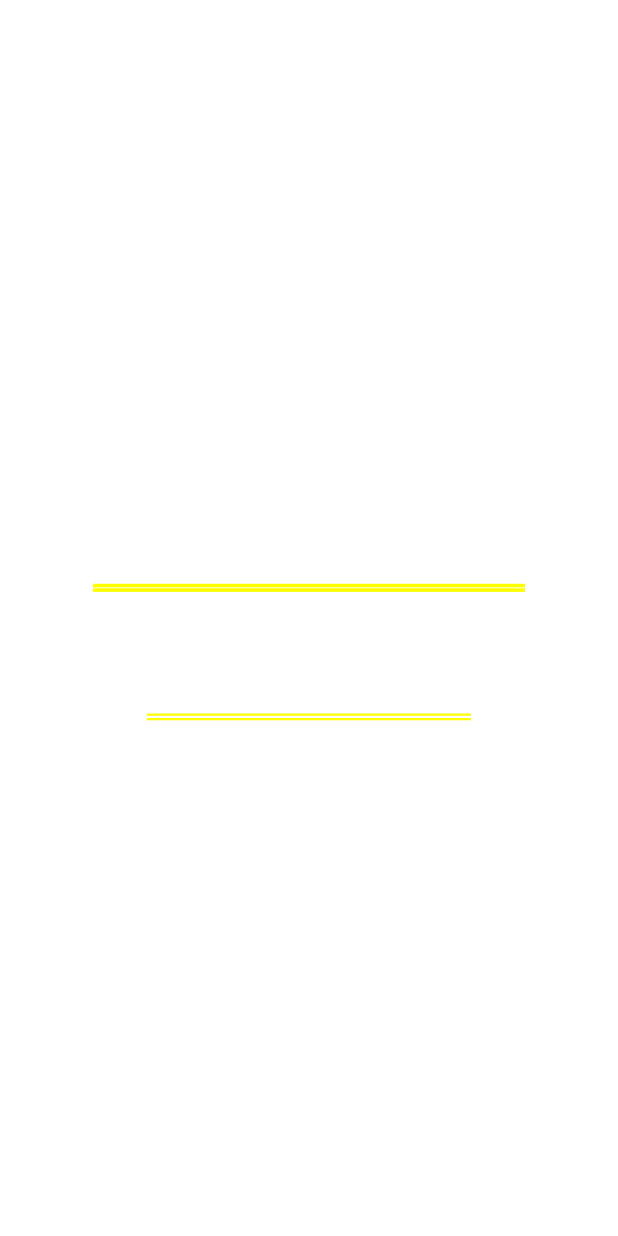
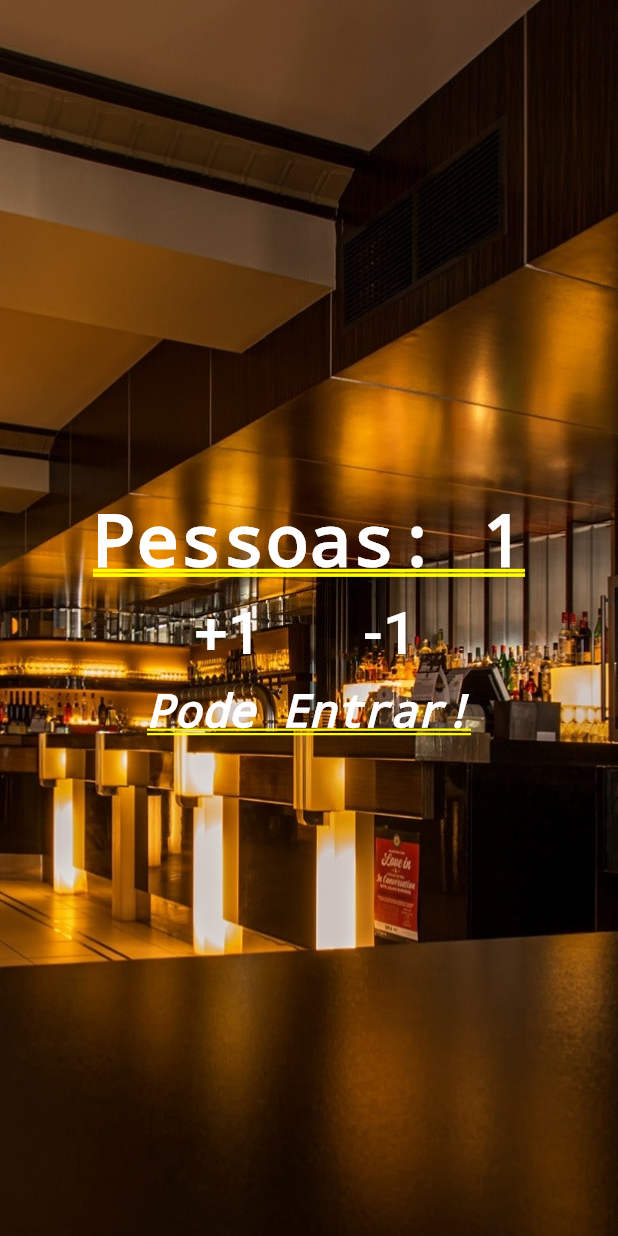
Before and after one commit to ofelipegabriel321/studies-flutter, a Flutter app: the screen it shows after launch, after a tap on "+1", on a phone screen of 412 x 824 dp. Run offline on Flutter 3.47's test engine with Material 2 defaults, Android fonts, the phone set to English and light mode, and no system bars.

Commit message:
feat: implements stateful buttons

```diff
--- a/contador_de_pessoas/lib/main.dart
+++ b/contador_de_pessoas/lib/main.dart
@@ -6,15 +6,56 @@ void main() {
       // MaterialApp: widget necessário para que o App suporte widgets do Material Design.
       MaterialApp(
           title: "Contador de pessoas",
+          // Stack: widget que posiciona seus filhos em relação às bordas de sua caixa.
+          home: Home()));
+}
+
+class Home extends StatefulWidget {
+  @override
+  _HomeState createState() => _HomeState();
+}
+
+class _HomeState extends State<Home> {
+  static List<String> _possibleInfoTexts = ["Pode Entrar!", "Todos já saíram!", "Lotado!"];
+
+  int _people = 0;
+  String _infoText = _possibleInfoTexts[0];
+
+  void _changePeople(int delta) {
+    // setState: executa uma função e depois atualiza o que for necessário na tela.
+    setState(() {
+        if (_people <= 0 && delta == -1){
+          _infoText = _possibleInfoTexts[1];
+        } else if (_people >= 10 && delta == 1) {
+          _infoText = _possibleInfoTexts[2];
+        } else {
+          _people += delta;
+          _infoText = _possibleInfoTexts[0];
+        }
+    });
+  }
+
+  // build: função sempre chamada quando queremos modificar algo no layout.
+  @override
+  Widget build(BuildContext context) {
+    return Stack(
+      children: <Widget>[
+        // Image: onde serão postas informações para reproduzir a imagem.
+        // BoxFit: configura omo uma caixa deve ser inscrita em outra caixa.
+        Image.asset(
+          "images/restaurant.jpg",
+          fit: BoxFit.cover,
+          height: 1000.0,
+        ),
         // Column: widget que exibe seus children em uma matriz vertical.
-          home: Column(
+        Column(
           // MainAxisAlignment: alinhamento do eixo principal.
           mainAxisAlignment: MainAxisAlignment.center,
           // <Widget>: É usado porque o children é uma lista de widgets.
           children: <Widget>[
             // Text: texto a ser exibido.
             Text(
-                "Pessoas: 0",
+              "Pessoas: $_people",
               style:
                   // TextStyle: classe que configura do estilo do texto.
                   // Colors: classe com a paleta de cores do Material Design.
@@ -25,18 +66,36 @@ void main() {
             Row(
               mainAxisAlignment: MainAxisAlignment.center,
               children: <Widget>[
-                  // FlatButton: classe que define um botão
+                // Padding: insere um padding no child.
+                Padding(
+                    // EdgeInsets: um conjunto imutável de deslocamentos em cada uma das quatro direções cardeais.
+                    padding: EdgeInsets.all(10.0),
+                    child:
+                        // FlatButton: classe que define um botão.
                         FlatButton(
                       child: Text(
                         "+1",
                         style: TextStyle(fontSize: 40.0, color: Colors.white),
                       ),
-                    onPressed: () {},
-                  )
+                      onPressed: () {
+                        _changePeople(1);
+                      },
+                    )),
+                Padding(
+                    padding: EdgeInsets.all(10.0),
+                    child: FlatButton(
+                      child: Text(
+                        "-1",
+                        style: TextStyle(fontSize: 40.0, color: Colors.white),
+                      ),
+                      onPressed: () {
+                        _changePeople(-1);
+                      },
+                    ))
               ],
             ),
             Text(
-                "Pode Entrar!",
+              "$_infoText",
               // FontStyle: classe da inclinação do texto.
               style: TextStyle(
                   color: Colors.white,
@@ -44,5 +103,8 @@ void main() {
                   fontSize: 30.0),
             )
           ],
-          )));
+        )
+      ],
+    );
   }
+}
--- a/contador_de_pessoas/pubspec.yaml
+++ b/contador_de_pessoas/pubspec.yaml
@@ -45,6 +45,9 @@ flutter:
   #  - images/a_dot_burr.jpeg
   #  - images/a_dot_ham.jpeg
 
+  assets:
+   - images/restaurant.jpg
+
   # An image asset can refer to one or more resolution-specific "variants", see
   # https://flutter.dev/assets-and-images/#resolution-aware.
 
```
Also changed, not shown: contador_de_pessoas/images/restaurant.jpg (added). Lines whose indentation alone changed are shown as unchanged.
